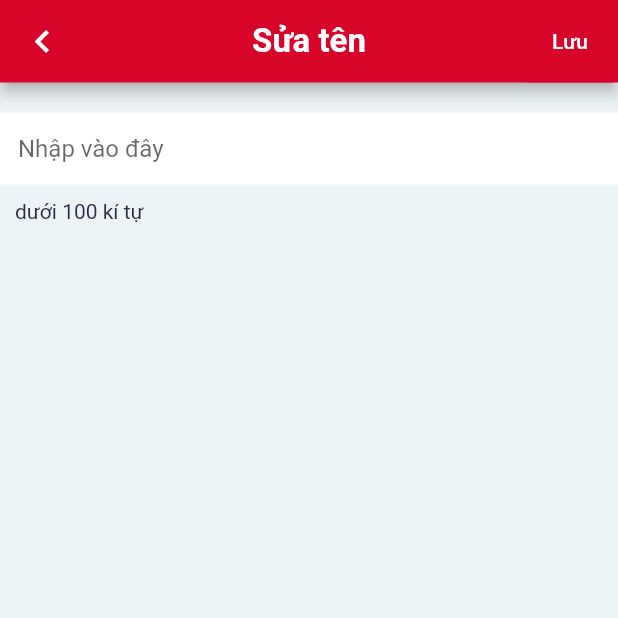
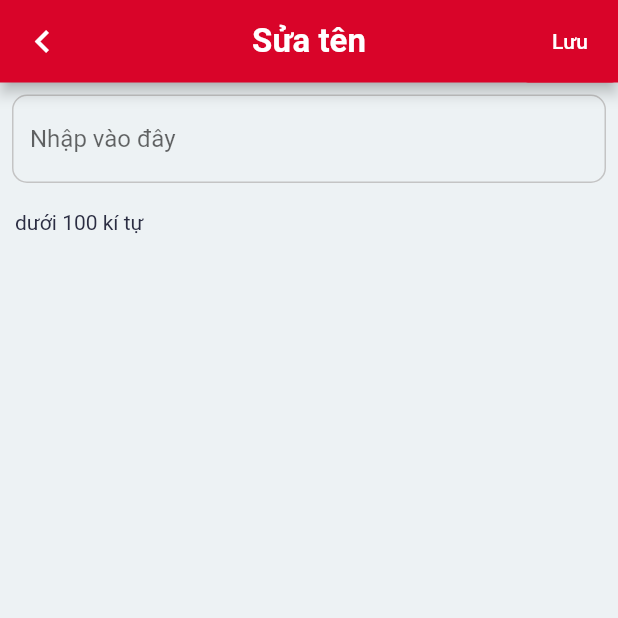
Before and after one commit to ChienVan01/project_android, a Flutter app: the UpdateNameScreen screen opened by its route, on a phone screen of 412 x 824 dp, the top half of it. Run offline on Flutter 3.47's test engine with Material 2 defaults, Android fonts, the phone set to English and light mode, and no system bars; our stand-ins replace carousel_slider, flutter_chat_types, flutter_chat_ui, flutter_rating_bar, flutter_svg, getwidget and 3 more; accounts and stored records are empty; project files that could hold a hidden picture were left out.

```diff
--- a/lib/constants.dart
+++ b/lib/constants.dart
@@ -16,3 +16,4 @@ const LoginUrl = BaseUrl + '/login';
 const ProductTypeUrl = BaseUrl + '/product_type';
 const RegisterUrl = BaseUrl + '/register';
 const LogoutUrl = BaseUrl + '/logout';
+const UpdateUserUrl = BaseUrl + '/user/update';
--- a/lib/main.dart
+++ b/lib/main.dart
@@ -75,7 +75,7 @@ class MyApp extends StatelessWidget {
                 Theme.of(context).textTheme.apply(bodyColor: primaryTextColor),
             visualDensity: VisualDensity.adaptivePlatformDensity,
           ),
-          initialRoute: '/',
+          initialRoute: '/account',
           routes: {
             '/': (context) => const MainScreen(),
             '/loading': (context) => const Loading(),
--- a/lib/screens/account_and_security/profile/components/updateName/update_name_screen.dart
+++ b/lib/screens/account_and_security/profile/components/updateName/update_name_screen.dart
@@ -1,11 +1,41 @@
 import 'package:flutter/material.dart';
+import 'package:project_android/DB/db_config.dart';
 import 'package:project_android/constants.dart';
 import 'package:project_android/components/header.dart';
+import 'package:project_android/model/user.dart';
 import 'package:project_android/screens/account_and_security/profile/components/textfield_widget.dart';
+import 'package:project_android/services/update_user_service.dart';
 
-class UpdateNameScreen extends StatelessWidget {
+class UpdateNameScreen extends StatefulWidget {
   const UpdateNameScreen({Key? key}) : super(key: key);
 
+  @override
+  State<UpdateNameScreen> createState() => _UpdateNameScreenState();
+}
+
+class _UpdateNameScreenState extends State<UpdateNameScreen> {
+   UserProfile user = UserProfile(
+      id: 0,
+      email: '',
+      password: '',
+      name: '',
+      phone: '',
+      address: '',
+      avatar: '',
+      tokenUser: '',
+      status: 0);
+  @override
+  void initState() {
+    super.initState();
+
+    refreshNote();
+  }
+
+  Future refreshNote() async {
+    user = await DBConfig.instance.getUser();
+  }
+
+  TextEditingController controller = TextEditingController();
   @override
   Widget build(BuildContext context) {
     return Scaffold(
@@ -16,7 +46,12 @@ class UpdateNameScreen extends StatelessWidget {
               textColor: colorWhite,
               action: <Widget>[
                 ElevatedButton(
-                    onPressed: () {},
+                    onPressed: () {
+                      print(controller.text.toString());
+                      print(user.id);
+                      update(controller.text.toString(), user.id, context);
+
+                    },
                     child: const Text("Lưu"),
                     style: ButtonStyle(
                       elevation: MaterialStateProperty.all(0),
@@ -26,8 +61,27 @@ class UpdateNameScreen extends StatelessWidget {
         ),
         body: Column(
             crossAxisAlignment: CrossAxisAlignment.start,
-            children: const <Widget>[
-              TextFieldWidget(text: "Nhập vào đây", obscureText: false),
+            children: <Widget>[
+              Padding(
+                padding: const EdgeInsets.all(8.0),
+                child: TextField(
+                  controller: controller,
+                  obscureText: false,
+                  decoration:const InputDecoration(
+                    hintText: "Nhập vào đây",
+                     enabledBorder: const OutlineInputBorder(
+                  borderRadius: BorderRadius.all(Radius.circular(10)),
+                  borderSide: BorderSide(color: colorBorder),
+                ),
+                border: const OutlineInputBorder(
+                    borderRadius: BorderRadius.all(Radius.circular(10)),
+                    borderSide: BorderSide(
+                      width: 1,
+                    )),
+                  ),
+
+                ),
+              ),
               Padding(
                 padding: EdgeInsets.all(defaultPadding / 2),
                 child: Text("dưới 100 kí tự"),
--- a/lib/screens/login/components/body.dart
+++ b/lib/screens/login/components/body.dart
@@ -51,7 +51,7 @@ class _BodyLoginState extends State<BodyLogin> {
               controller: emailController,
               keyboardType: TextInputType.text,
               decoration: InputDecoration(
-                iconColor: Colors.red,
+                // iconColor: Colors.red,
                 hintText: 'Tên đăng nhập',
                 hintStyle: style(20, Colors.grey, FontWeight.normal),
                 prefixIcon:
```
Also changed, not shown: lib/screens/account_and_security/components/body.dart (+14 -4 lines), lib/screens/account_and_security/profile/components/body.dart (+59 -16 lines), lib/services/update_user_service.dart (added, +83 -0 lines), pubspec.lock.
